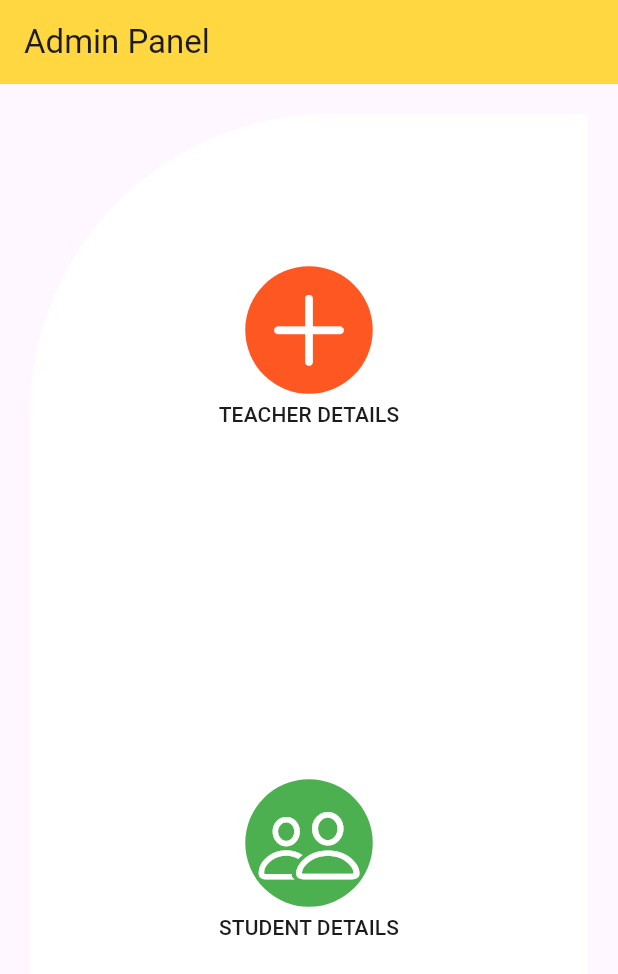
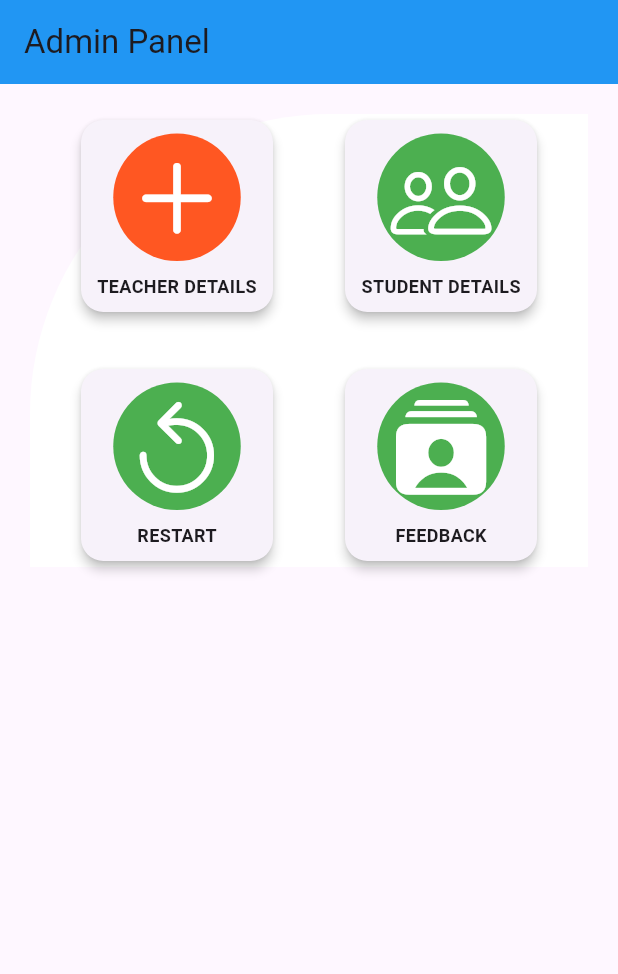
Before and after one commit to ashiqmhdkn/collage_bus_map, a Flutter app: the admin screen opened directly, on a phone screen of 412 x 824 dp. Shown: the top 974 px of the screen. Run offline on Flutter 3.47's test engine with Material 3 defaults, Android fonts, the phone set to English and light mode, and no system bars; our stand-ins replace cloud_firestore, firebase_auth, firebase_core, get, google_maps_flutter, image_picker and 2 more; accounts and stored records are empty.

Commit message:
reset button added

```diff
--- a/lib/admin.dart
+++ b/lib/admin.dart
@@ -1,7 +1,9 @@
 import 'package:collage_bus_nufa/parent.dart';
+import 'package:collage_bus_nufa/restart.dart';
 import 'package:collage_bus_nufa/student.dart';
 import 'package:flutter/cupertino.dart';
 import 'package:flutter/material.dart';
+import 'package:get/get.dart';
 class admin extends StatefulWidget {
   const admin({super.key});
 
@@ -15,7 +17,7 @@ class adminstate extends State<admin> {
     return Scaffold(
       appBar: AppBar(
         title: Text("Admin Panel"),
-        backgroundColor: Colors.amberAccent,
+        backgroundColor: Colors.blue,
       ),
       body: ListView(
         padding: EdgeInsets.zero,
@@ -33,12 +35,14 @@ class adminstate extends State<admin> {
               child: GridView.count(
                 shrinkWrap: true,
                 physics: const NeverScrollableScrollPhysics(),
-                crossAxisCount: 1,
+                crossAxisCount: 2,
                 crossAxisSpacing: 40,
                 mainAxisSpacing: 30,
                 children: [
-                  itemDashboard('Teacher Details',CupertinoIcons.add,Colors.deepOrange,),
-                  itemDashboard('Student Details', CupertinoIcons.person_2, Colors.green),
+                  itemDashboard('Teacher Details',CupertinoIcons.add,Colors.deepOrange,parent()),
+                  itemDashboard('Student Details', CupertinoIcons.person_2, Colors.green,student()),
+                  itemDashboard('Restart', CupertinoIcons.restart, Colors.green,restart()),
+                  itemDashboard('feedback', CupertinoIcons.rectangle_stack_person_crop_fill, Colors.green,parent()),
                  ],
               ),
             ),
@@ -48,23 +52,18 @@ class adminstate extends State<admin> {
       ),
     );
   }
-itemDashboard(String title, IconData iconData, Color background) => TextButton(
-        onPressed: () {
-          if(iconData==CupertinoIcons.add){
-          Navigator.of(context).push(
-            MaterialPageRoute(
-              builder: (context) => parent(),
+}
+Widget itemDashboard(String title, IconData iconData, Color background, Widget push) {
+  return Card(
+    elevation: 3,
+    shape: RoundedRectangleBorder(
+      borderRadius: BorderRadius.circular(15.0),
     ),
-          );
-          }
-          else{
-             Navigator.of(context).push(
-            MaterialPageRoute(
-              builder: (context) => student(),
-            )
-          );
-          }
+    child: InkWell(
+      onTap: () {
+        Get.to(push);
       },
+      borderRadius: BorderRadius.circular(15.0),
       child: Column(
         mainAxisAlignment: MainAxisAlignment.center,
         children: [
@@ -80,12 +79,16 @@ itemDashboard(String title, IconData iconData, Color background) => TextButton(
               size: 67,
             ),
           ),
-            SizedBox(
-              height: 4,
+          SizedBox(height: 8),
+          Text(
+            title.toUpperCase(),
+            style: TextStyle(
+              fontSize: 12,
+              fontWeight: FontWeight.bold,
             ),
-            Text(title.toUpperCase(),
-                style: Theme.of(context).textTheme.titleSmall)
+          ),
         ],
+      ),
     ),
   );
 }
--- /dev/null
+++ b/lib/restart.dart
@@ -0,0 +1,10 @@
+import 'package:flutter/material.dart';
+
+class restart extends StatelessWidget {
+  const restart ({super.key});
+
+  @override
+  Widget build(BuildContext context) {
+    return Placeholder(color: Colors.amber,);
+  }
+}
```
Also changed, not shown: lib/payment_message.dart (line endings or trailing spaces). Lines whose indentation alone changed are shown as unchanged.
